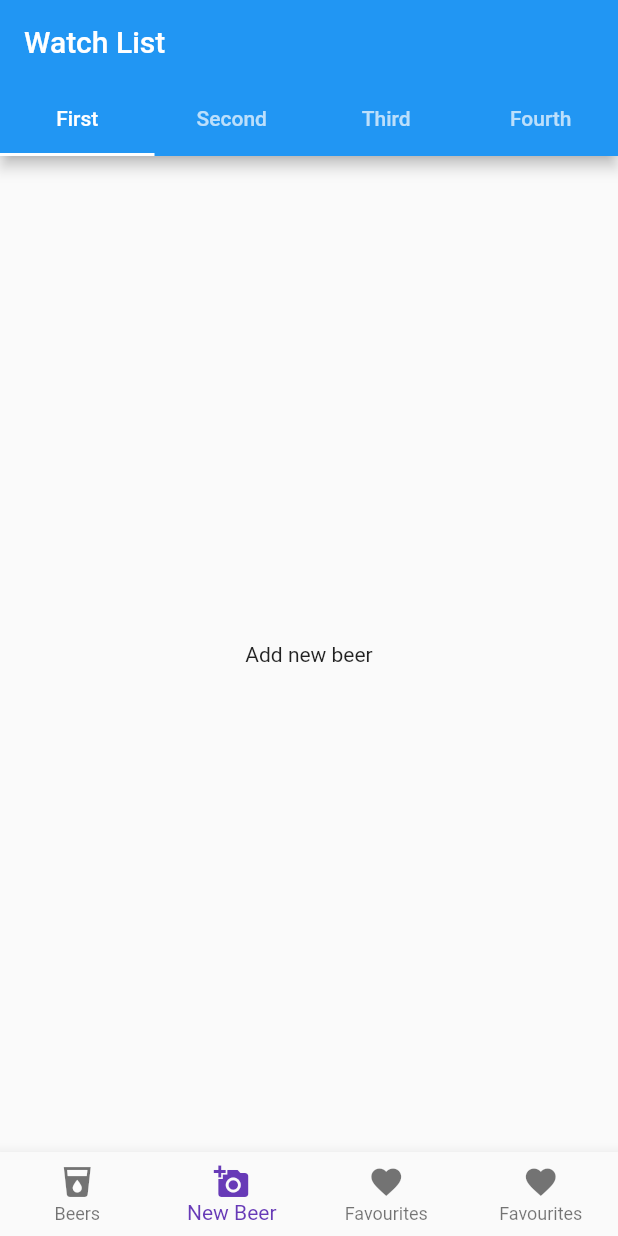
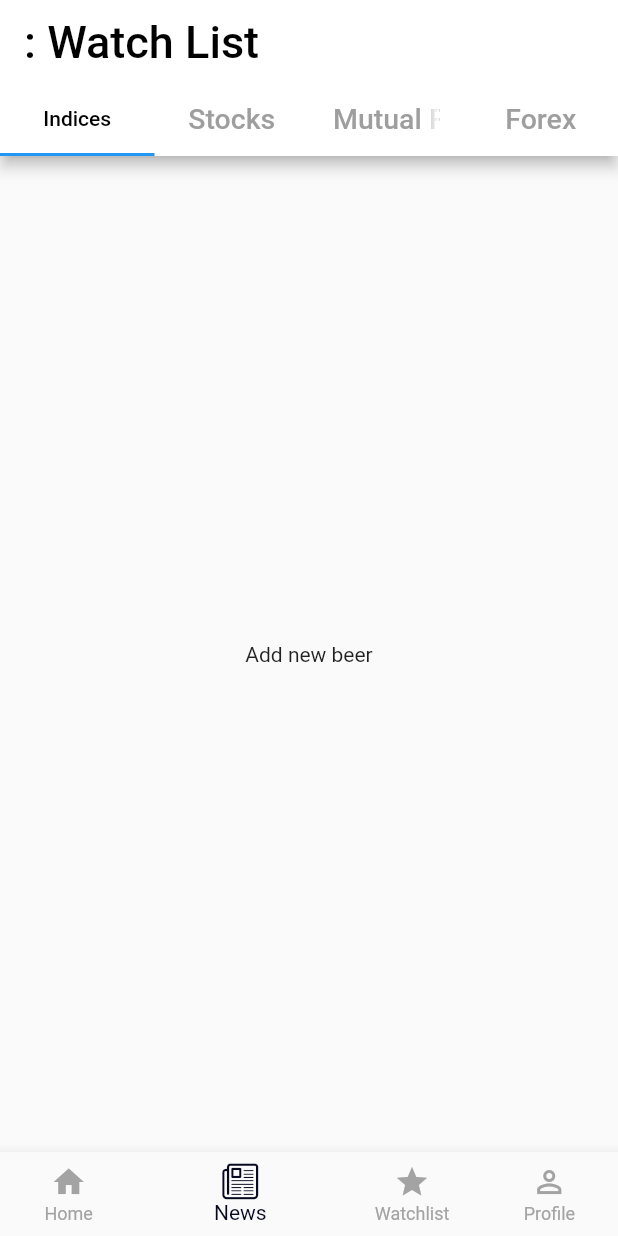
Before and after one commit to piyushxbajaj/TaskWatchlist, a Flutter app: the screen it shows after launch, item 2 of the bottom bar chosen, on a phone screen of 412 x 824 dp. Run offline on Flutter 3.47's test engine with Material 2 defaults, Android fonts, the phone set to English and light mode, and no system bars.

Commit message:
Initial123

```diff
--- /dev/null
+++ b/lib/custom_icons_iconsdart_icons.dart
@@ -0,0 +1,29 @@
+/// Flutter icons Custom_icons_iconsdart
+/// Copyright (C) 2020 by original authors @ fluttericon.com, fontello.com
+/// This font was generated by FlutterIcon.com, which is derived from Fontello.
+///
+/// To use this font, place it in your fonts/ directory and include the
+/// following in your pubspec.yaml
+///
+/// flutter:
+///   fonts:
+///    - family:  Custom_icons_iconsdart
+///      fonts:
+///       - asset: fonts/Custom_icons_iconsdart.ttf
+///
+///
+/// * Linecons, Copyright (C) 2013 by Designmodo
+///         Author:    Designmodo for Smashing Magazine
+///         License:   CC BY ()
+///         Homepage:  http://designmodo.com/linecons-free/
+///
+import 'package:flutter/widgets.dart';
+
+class Custom_icons_iconsdart {
+  Custom_icons_iconsdart._();
+
+  static const _kFontFam = 'Custom_icons_iconsdart';
+  static const _kFontPkg = null;
+
+  static const IconData customIcon = IconData(0xe813, fontFamily: _kFontFam, fontPackage: _kFontPkg);
+}
--- a/lib/screens/WatchMain.dart
+++ b/lib/screens/WatchMain.dart
@@ -1,6 +1,9 @@
 import 'package:flutter/material.dart';
 import 'package:flutter/widgets.dart';
+import 'package:task1/custom_icons_iconsdart_icons.dart';
 import 'package:task1/screens/list/list.dart';
+//import Customiconsiconsdart from '../lib/custom_icons_iconsdart.dart';
+//import 'package:task1/screens/lib/custom_icons_iconsdart_icons.dart';
 
 class HomePage extends StatefulWidget {
   HomePage({Key key}) : super(key: key);
@@ -10,7 +13,7 @@ class HomePage extends StatefulWidget {
 }
 
 class HomePageState extends State<HomePage> {
-  int selectedIndex = 0;
+  int selectedIndex = 2;
   final widgetOptions = [
     Text('Beer List'),
     Text('Add new beer'),
@@ -24,50 +27,70 @@ class HomePageState extends State<HomePage> {
         length: 4,
         child: Scaffold(
           appBar: AppBar(
+            backgroundColor: Colors.white,
             bottom: TabBar(
+              labelStyle: TextStyle(color: Colors.black),
+              unselectedLabelStyle:
+                  TextStyle(color: Colors.black, fontSize: 19),
+              unselectedLabelColor: Colors.grey,
+              labelColor: Colors.black,
               tabs: [
                 Tab(
-                  text: 'First',
+                  text: 'Indices',
                 ),
                 Tab(
-                  text: 'Second',
+                  text: 'Stocks',
                 ),
                 Tab(
-                  text: 'Third',
+                  text: 'Mutual Fund',
                 ),
                 Tab(
-                  text: 'Fourth',
+                  text: 'Forex',
                 ),
               ],
             ),
-            title: Text('Watch List'),
+            title: Text(
+              ': Watch List',
+              style: TextStyle(color: Colors.black, fontSize: 30),
+            ),
             centerTitle: false,
           ),
           body: Center(
             child: widgetOptions.elementAt(selectedIndex),
           ),
           bottomNavigationBar: BottomNavigationBar(
-            type: BottomNavigationBarType.fixed,
+            unselectedLabelStyle: TextStyle(color: Colors.grey),
+            showUnselectedLabels: true,
+
+            unselectedItemColor: Color.fromRGBO(163, 163, 163, 1), //Grey-ish
+            selectedItemColor: Color.fromRGBO(7, 9, 32, 1), //Black-ish
+            type: BottomNavigationBarType.shifting,
+
+//            fixedColor: Colors.white,
             items: <BottomNavigationBarItem>[
               BottomNavigationBarItem(
-                icon: Icon(Icons.local_drink),
-                title: Text('Beers'),
+                icon: Icon(Icons.home),
+                title: Text(
+                  'Home',
+//                  style: TextStyle(color: Colors.green),
+                ),
+//                backgroundColor: Colors.blue,
               ),
               BottomNavigationBarItem(
-                icon: Icon(Icons.add_a_photo),
-                title: Text('New Beer'),
+                icon: Icon(Custom_icons_iconsdart.customIcon),
+                title: Text('News'),
               ),
               BottomNavigationBarItem(
-                icon: Icon(Icons.favorite),
-                title: Text('Favourites'),
+                icon: Icon(Icons.star),
+                title: Text('Watchlist'),
               ),
               BottomNavigationBarItem(
-                icon: Icon(Icons.favorite),
-                title: Text('Favourites'),
+                icon: Icon(Icons.person_outline),
+                title: Text('Profile'),
               ),
             ],
             currentIndex: selectedIndex,
-            fixedColor: Colors.deepPurple,
+//            fixedColor: Colors.deepPurple,
             onTap: onItemTapped,
           ),
         ));
@@ -79,55 +102,3 @@ class HomePageState extends State<HomePage> {
     });
   }
 }
-//import 'package:flutter/material.dart';
-//
-//class Home extends StatefulWidget {
-//  @override
-//  State<StatefulWidget> createState() {
-//    return _HomeState();
-//  }
-//}
-//
-//class _HomeState extends State<Home> {
-//  int _currentIndex = 0;
-//  final List<Widget> _children = [];
-//  @override
-//  Widget build(BuildContext context) {
-//    return Scaffold(
-//      appBar: AppBar(
-//        title: Text('Watchlist'),
-//        centerTitle: false,
-//      ),
-//      body: _children[_currentIndex],
-//      bottomNavigationBar: BottomNavigationBar(
-//        onTap: onTabTapped,
-//        currentIndex: _currentIndex,
-//        type: BottomNavigationBarType.fixed,
-//        items: [
-//          new BottomNavigationBarItem(
-//            icon: new Icon(Icons.home),
-//            title: new Text('Home'),
-//          ),
-//          new BottomNavigationBarItem(
-//            icon: new Icon(Icons.mail),
-//            title: new Text('News'),
-//          ),
-//          new BottomNavigationBarItem(
-//            icon: Icon(Icons.person),
-//            title: Text('Watchlist'),
-//          ),
-//          BottomNavigationBarItem(
-//            icon: Icon(Icons.call),
-//            title: Text('Profile'),
-//          )
-//        ],
-//      ),
-//    );
-//  }
-//
-//  void onTabTapped(int index) {
-//    setState(() {
-//      _currentIndex = index;
-//    });
-//  }
-//}
--- a/pubspec.yaml
+++ b/pubspec.yaml
@@ -48,7 +48,10 @@ flutter:
   assets:
     - images/
     - assets/tesla_dat.json
-
+  fonts:
+    - family:  Custom_icons_iconsdart
+      fonts:
+        - asset: fonts/Custom_icons_iconsdart.ttf
   # An image asset can refer to one or more resolution-specific "variants", see
   # https://flutter.dev/assets-and-images/#resolution-aware.
 
```
Also changed, not shown: fonts/Custom_icons_iconsdart.ttf (added), fonts/SF-UI-Display-Regular.otf (added), 15 other files.
